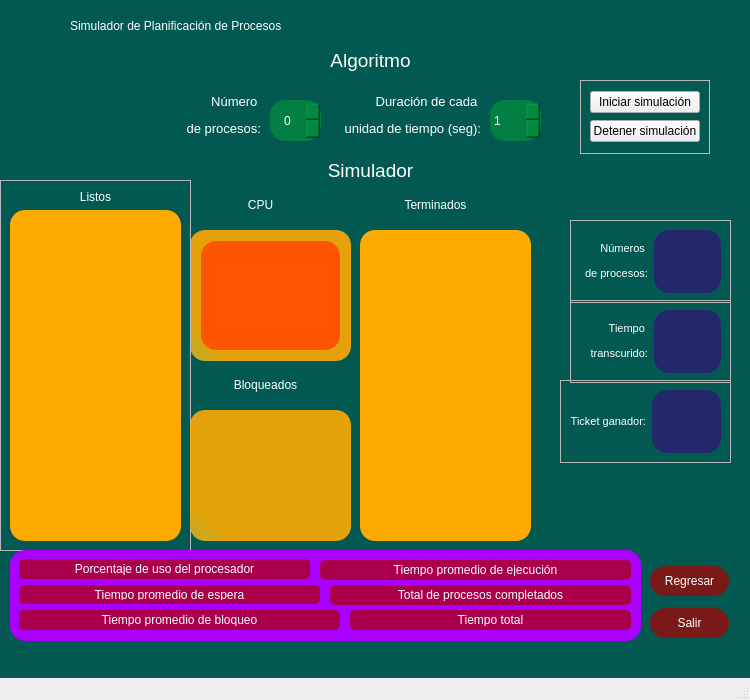
First picture: the form in simulador/process_window_3.ui, repository Karedu/Simulador-de-planificador-de-procesos, before the edit.
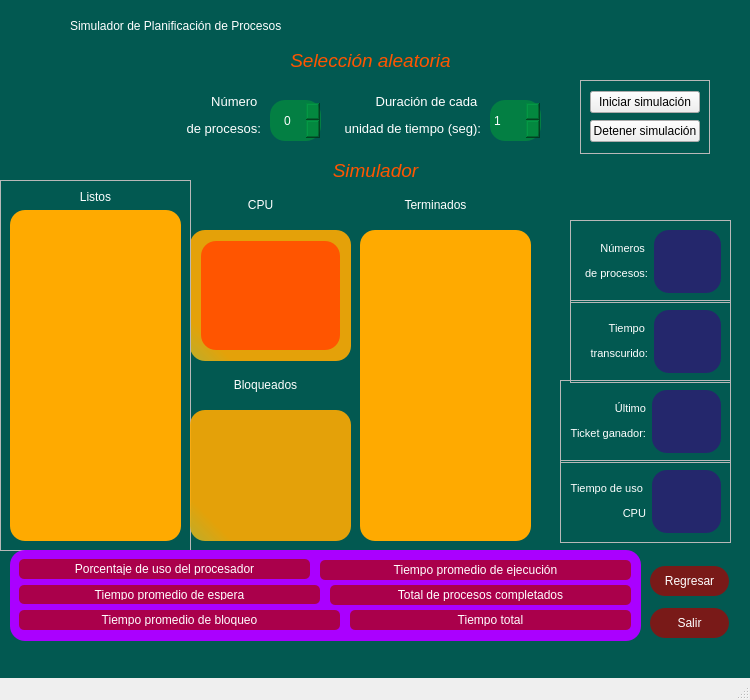
Second picture: the form after the edit.

What changed in the file:
```diff
--- a/simulador/process_window_3.ui
+++ b/simulador/process_window_3.ui
@@ -62,11 +62,11 @@
     </property>
     <property name="styleSheet">
      <string notr="true">font: 600 18pt &quot;Segoe UI Semibold&quot;;
-color: white;
+color: rgb(255, 85, 0);
 text-align: center;</string>
     </property>
     <property name="text">
-     <string>&lt;html&gt;&lt;head/&gt;&lt;body&gt;&lt;p align=&quot;center&quot;&gt;&lt;span style=&quot; font-size:14pt;&quot;&gt;Algoritmo&lt;/span&gt;&lt;/p&gt;&lt;/body&gt;&lt;/html&gt;</string>
+     <string>&lt;html&gt;&lt;head/&gt;&lt;body&gt;&lt;p align=&quot;center&quot;&gt;&lt;span style=&quot; font-size:14pt; font-style:italic;&quot;&gt;Selección aleatoria&lt;/span&gt;&lt;/p&gt;&lt;/body&gt;&lt;/html&gt;</string>
     </property>
    </widget>
    <widget class="QWidget" name="widget" native="true">
@@ -266,7 +266,7 @@
 text-align: center;</string>
        </property>
        <property name="text">
-        <string>&lt;html&gt;&lt;head/&gt;&lt;body&gt;&lt;p align=&quot;right&quot;&gt;&lt;span style=&quot; font-size:8pt;&quot;&gt;Ticket ganador:&lt;/span&gt;&lt;/p&gt;&lt;/body&gt;&lt;/html&gt;</string>
+        <string>&lt;html&gt;&lt;head/&gt;&lt;body&gt;&lt;p align=&quot;right&quot;&gt;&lt;span style=&quot; font-size:8pt;&quot;&gt;Último&lt;/span&gt;&lt;/p&gt;&lt;p align=&quot;right&quot;&gt;&lt;span style=&quot; font-size:8pt;&quot;&gt;Ticket ganador:&lt;/span&gt;&lt;/p&gt;&lt;/body&gt;&lt;/html&gt;</string>
        </property>
       </widget>
      </item>
@@ -345,9 +345,9 @@
    <widget class="QLabel" name="label_3">
     <property name="geometry">
      <rect>
-      <x>270</x>
+      <x>10</x>
       <y>150</y>
-      <width>201</width>
+      <width>731</width>
       <height>41</height>
      </rect>
     </property>
@@ -356,11 +356,11 @@
     </property>
     <property name="styleSheet">
      <string notr="true">font: 600 18pt &quot;Segoe UI Semibold&quot;;
-color: white;
+color: rgb(255, 85, 0);
 text-align: center;</string>
     </property>
     <property name="text">
-     <string>&lt;html&gt;&lt;head/&gt;&lt;body&gt;&lt;p align=&quot;center&quot;&gt;&lt;span style=&quot; font-size:14pt;&quot;&gt;Simulador&lt;/span&gt;&lt;/p&gt;&lt;/body&gt;&lt;/html&gt;</string>
+     <string>&lt;html&gt;&lt;head/&gt;&lt;body&gt;&lt;p align=&quot;center&quot;&gt;&lt;span style=&quot; font-size:14pt; font-style:italic;&quot;&gt;Simulador&lt;/span&gt;&lt;/p&gt;&lt;/body&gt;&lt;/html&gt;</string>
     </property>
    </widget>
    <widget class="QFrame" name="frame_7">
@@ -718,6 +718,56 @@
 </string>
     </property>
    </widget>
+   <widget class="QFrame" name="frame_11">
+    <property name="geometry">
+     <rect>
+      <x>560</x>
+      <y>460</y>
+      <width>171</width>
+      <height>83</height>
+     </rect>
+    </property>
+    <property name="frameShape">
+     <enum>QFrame::StyledPanel</enum>
+    </property>
+    <property name="frameShadow">
+     <enum>QFrame::Raised</enum>
+    </property>
+    <layout class="QHBoxLayout" name="horizontalLayout_6">
+     <item>
+      <widget class="QLabel" name="label_20">
+       <property name="styleSheet">
+        <string notr="true">font: 600 12pt &quot;Segoe UI Semibold&quot;;
+color: white;
+text-align: center;</string>
+       </property>
+       <property name="text">
+        <string>&lt;html&gt;&lt;head/&gt;&lt;body&gt;&lt;p align=&quot;right&quot;&gt;&lt;span style=&quot; font-size:8pt;&quot;&gt;Tiempo de uso &lt;/span&gt;&lt;/p&gt;&lt;p align=&quot;right&quot;&gt;&lt;span style=&quot; font-size:8pt;&quot;&gt;CPU&lt;/span&gt;&lt;/p&gt;&lt;/body&gt;&lt;/html&gt;</string>
+       </property>
+      </widget>
+     </item>
+     <item>
+      <widget class="QLabel" name="label_21">
+       <property name="toolTip">
+        <string>&lt;html&gt;&lt;head/&gt;&lt;body&gt;&lt;p align=&quot;right&quot;&gt;&lt;br/&gt;&lt;/p&gt;&lt;/body&gt;&lt;/html&gt;</string>
+       </property>
+       <property name="styleSheet">
+        <string notr="true">background-color: rgba(59, 3, 127, 150);
+border-radius: 15px;
+padding: 2px;
+color: white;
+font: 18pt &quot;Segoe UI&quot;;</string>
+       </property>
+       <property name="text">
+        <string>&lt;html&gt;&lt;head/&gt;&lt;body&gt;&lt;p align=&quot;center&quot;&gt;&lt;br/&gt;&lt;/p&gt;&lt;/body&gt;&lt;/html&gt;</string>
+       </property>
+       <property name="alignment">
+        <set>Qt::AlignCenter</set>
+       </property>
+      </widget>
+     </item>
+    </layout>
+   </widget>
   </widget>
   <widget class="QMenuBar" name="menubar">
    <property name="geometry">
```
Left out of the diff: 8 changed lines with no effect on the pictures.
